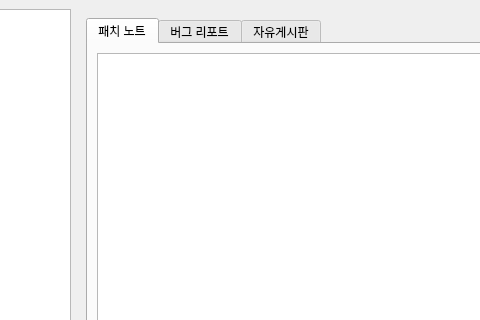
Qt form manager/app/assets/gui.ui (yojun313/knpu) before a commit; both pictures show x 88 to 568 and y 0 to 320 of the 1069 by 787 pixel window.
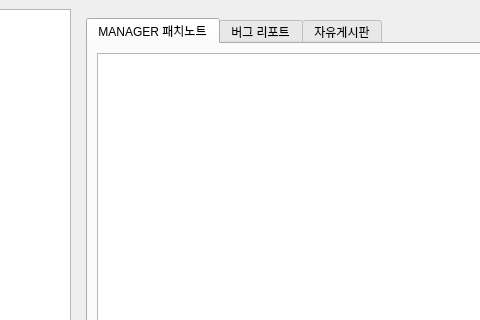
The same form after that commit. The open tabs and pages were chosen to show the change.

Commit message:
Rename patch notes to MANAGER patch notes and clean up public navigation
- Update UI strings in manager app (titles, buttons, tabs) to “MANAGER 패치노트”.
- Show update‑type label only for admin users and hide it for others.
- Adjust board.js filtering, tags, and editor help text to reflect new naming.
- Change board.html script version and tab label accordingly.
- Remove board link and related KNPU script loading from public homepage navigation.

Diff of the .ui file:
```diff
--- a/manager/app/assets/gui.ui
+++ b/manager/app/assets/gui.ui
@@ -270,7 +270,7 @@
           </property>
           <widget class="QWidget" name="tab_version">
            <attribute name="title">
-            <string>패치 노트</string>
+            <string>MANAGER 패치노트</string>
            </attribute>
            <layout class="QVBoxLayout" name="verticalLayout_tab_1">
             <item>
```
The commit also changes 5 other files.
